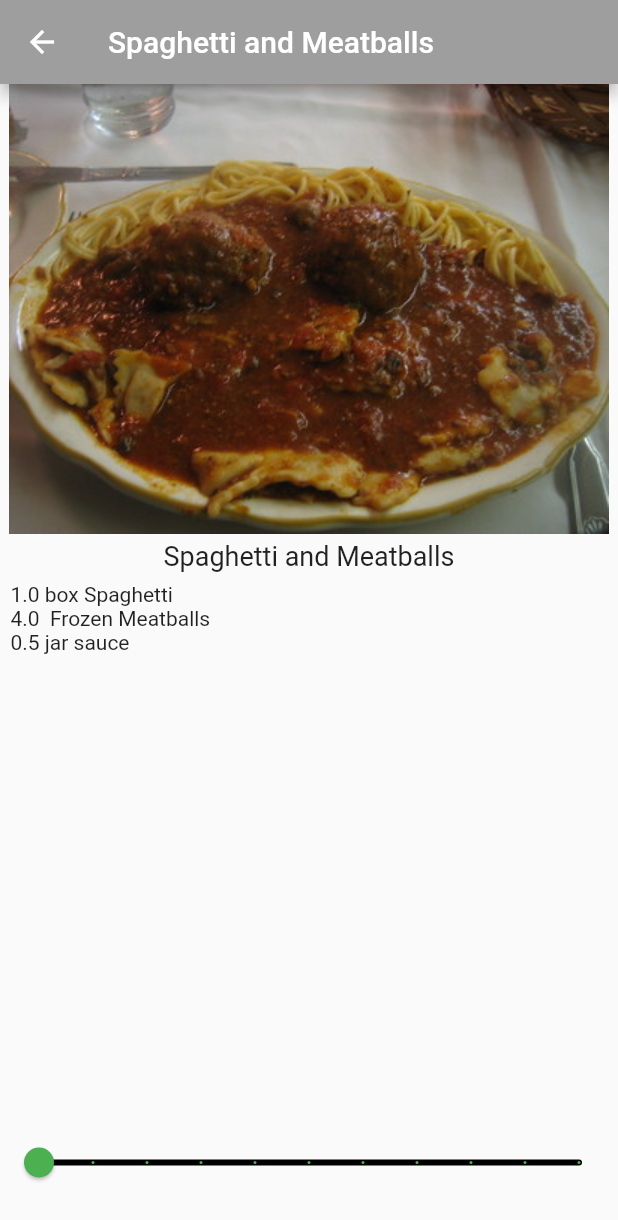
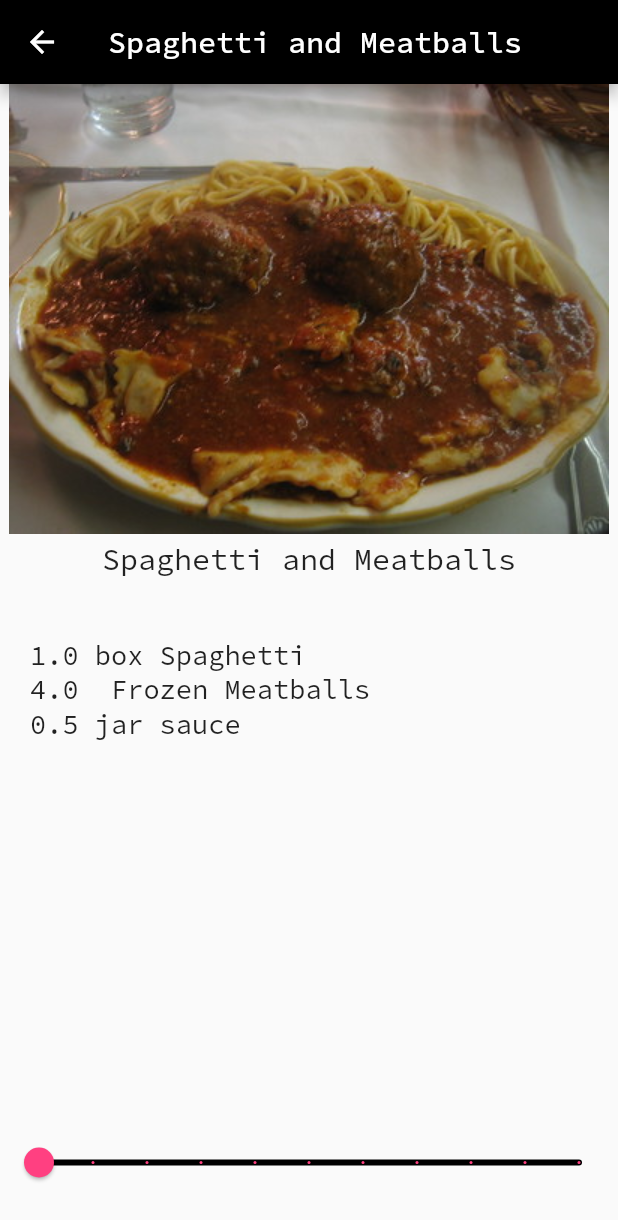
Before and after one commit to vinaytiparadi/flutter_recipes_01, a Flutter app: the screen it shows after launch, after a tap on "Spaghetti and Meatballs", on a phone screen of 412 x 824 dp. Shown: the top 1220 px of the screen. Run offline on Flutter 3.47's test engine with Material 2 defaults, Android fonts, the phone set to English and light mode, and no system bars; our stand-ins replace google_fonts.

Commit message:
switch to SourceCodePro font and fix padding

```diff
--- a/lib/main.dart
+++ b/lib/main.dart
@@ -1,5 +1,6 @@
 import 'package:flutter/material.dart';
 import 'package:flutter_recipes_01/recipe.dart';
+import 'package:google_fonts/google_fonts.dart';
 import 'recipe_detail.dart';
 
 void main() {
@@ -20,8 +21,11 @@ class RecipeApp extends StatelessWidget {
       title: 'Recipe Calculator',
       // 5
       theme: theme.copyWith(
+        textTheme: GoogleFonts.sourceCodeProTextTheme(
+          Theme.of(context).textTheme,
+        ),
         colorScheme: theme.colorScheme.copyWith(
-          primary: Colors.grey,
+          primary: Colors.black,
           secondary: Colors.black,
         ),
       ),
@@ -113,11 +117,7 @@ class _MyHomePageState extends State<MyHomePage> {
             // 6
             Text(
               recipe.label,
-              style: const TextStyle(
-                fontSize: 20.0,
-                fontWeight: FontWeight.w700,
-                fontFamily: 'Palatino',
-              ),
+              style: GoogleFonts.sourceCodePro(fontSize: 18),
             )
           ],
         ),
--- a/lib/recipe_detail.dart
+++ b/lib/recipe_detail.dart
@@ -27,6 +27,7 @@ class _RecipeDetailState extends State<RecipeDetail> {
     return Scaffold(
         appBar: AppBar(
           title: Text(widget.recipe.label),
+          centerTitle: true,
         ),
     // 2
     body: SafeArea(
@@ -48,20 +49,26 @@ class _RecipeDetailState extends State<RecipeDetail> {
         // 6
         Text(
           widget.recipe.label,
-          style: const TextStyle(fontSize: 18),
+          style: const TextStyle(fontSize: 20),
         ),
+
+        const SizedBox(
+          height: 20.0,
+        ),
+
         // 7
         Expanded(
           // 8
           child: ListView.builder(
-            padding: const EdgeInsets.all(7.0),
+            padding: const EdgeInsets.all(20.0),
             itemCount: widget.recipe.ingredients.length,
             itemBuilder: (BuildContext context, int index) {
               final ingredient = widget.recipe.ingredients[index];
               // 9
               return Text('${ingredient.quantity * _sliderVal} '
                   '${ingredient.measure} '
-                  '${ingredient.name}');
+                  '${ingredient.name}',
+                    style: const TextStyle(fontSize: 18),);
             },
           ),
         ),
@@ -81,7 +88,7 @@ class _RecipeDetailState extends State<RecipeDetail> {
               });
             },
             // 14
-            activeColor: Colors.green,
+            activeColor: Colors.pinkAccent[200],
             inactiveColor: Colors.black,
           ),
 
--- a/pubspec.yaml
+++ b/pubspec.yaml
@@ -29,6 +29,7 @@ environment:
 dependencies:
   flutter:
     sdk: flutter
+  google_fonts: ^2.1.0
 
 
   # The following adds the Cupertino Icons font to your application.
```
Also changed, not shown: pubspec.lock.
